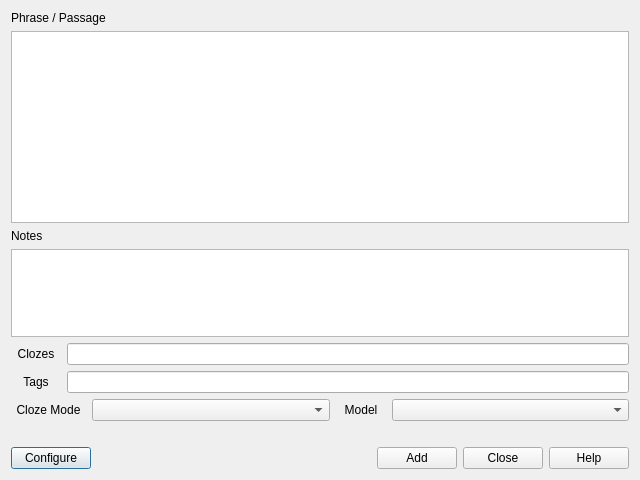
Before: the Qt Designer form mcd/dlgAddMcds.ui in tarix/mcdsupport, drawn with Qt 5.
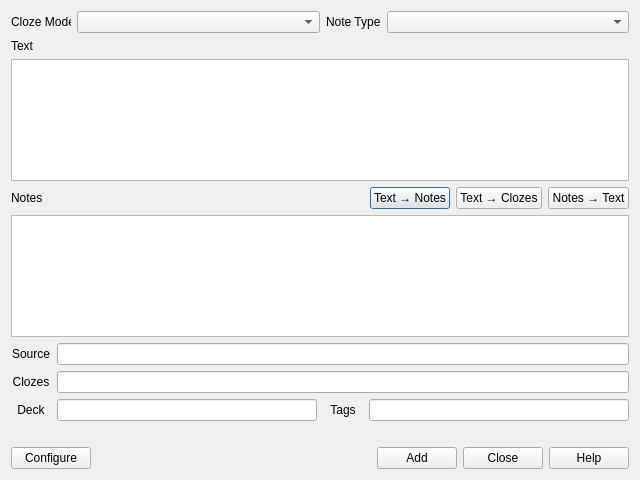
After: the same form once the commit is applied. Custom widgets are drawn as their Qt base class.

Commit message: adjusted add mcds dialog to more closely match the Anki 2 dialog

What changed in the file:
```diff
--- a/mcd/dlgAddMcds.ui
+++ b/mcd/dlgAddMcds.ui
@@ -16,147 +16,31 @@
   </property>
   <layout class="QVBoxLayout" name="verticalLayout_3">
    <item>
-    <layout class="QVBoxLayout" name="verticalLayout" stretch="0,0,0,1,0,0">
+    <layout class="QVBoxLayout" name="layMain" stretch="0,0,0,0,0,0,0">
      <property name="sizeConstraint">
       <enum>QLayout::SetMinAndMaxSize</enum>
      </property>
      <item>
-      <layout class="QVBoxLayout" name="verticalLayout_2" stretch="0,0,0,4">
-       <item>
-        <widget class="QLabel" name="label">
-         <property name="text">
-          <string>Phrase / Passage</string>
-         </property>
-        </widget>
-       </item>
-       <item>
-        <widget class="QPlainTextEdit" name="selectionEdit">
-         <property name="font">
-          <font>
-           <family>Arial</family>
-           <pointsize>14</pointsize>
-          </font>
-         </property>
-         <property name="tabChangesFocus">
-          <bool>true</bool>
-         </property>
-        </widget>
-       </item>
-       <item>
-        <widget class="QLabel" name="label_2">
-         <property name="text">
-          <string>Notes</string>
-         </property>
-        </widget>
-       </item>
-       <item>
-        <widget class="QPlainTextEdit" name="notesEdit">
-         <property name="font">
-          <font>
-           <family>Arial</family>
-           <pointsize>14</pointsize>
-          </font>
-         </property>
-         <property name="tabChangesFocus">
-          <bool>true</bool>
-         </property>
-        </widget>
-       </item>
-      </layout>
-     </item>
-     <item>
-      <layout class="QHBoxLayout" name="horizontalLayout_3">
-       <item>
-        <widget class="QLabel" name="label_3">
-         <property name="sizePolicy">
-          <sizepolicy hsizetype="Minimum" vsizetype="Preferred">
-           <horstretch>0</horstretch>
-           <verstretch>0</verstretch>
-          </sizepolicy>
-         </property>
-         <property name="maximumSize">
-          <size>
-           <width>50</width>
-           <height>16777215</height>
-          </size>
-         </property>
-         <property name="text">
-          <string>Clozes</string>
-         </property>
-         <property name="alignment">
-          <set>Qt::AlignCenter</set>
-         </property>
-        </widget>
-       </item>
-       <item>
-        <widget class="QLineEdit" name="clozesEdit">
-         <property name="sizePolicy">
-          <sizepolicy hsizetype="Preferred" vsizetype="Fixed">
-           <horstretch>0</horstretch>
-           <verstretch>0</verstretch>
-          </sizepolicy>
-         </property>
-        </widget>
-       </item>
-      </layout>
-     </item>
-     <item>
-      <layout class="QHBoxLayout" name="horizontalLayout">
-       <item>
-        <widget class="QLabel" name="modellabel">
-         <property name="sizePolicy">
-          <sizepolicy hsizetype="Minimum" vsizetype="Preferred">
-           <horstretch>0</horstretch>
-           <verstretch>0</verstretch>
-          </sizepolicy>
-         </property>
-         <property name="maximumSize">
-          <size>
-           <width>50</width>
-           <height>16777215</height>
-          </size>
-         </property>
-         <property name="text">
-          <string>Tags</string>
-         </property>
-         <property name="alignment">
-          <set>Qt::AlignCenter</set>
-         </property>
-        </widget>
-       </item>
-       <item>
-        <widget class="TagEdit" name="tagslineedit">
-         <property name="sizePolicy">
-          <sizepolicy hsizetype="Preferred" vsizetype="Fixed">
-           <horstretch>0</horstretch>
-           <verstretch>0</verstretch>
-          </sizepolicy>
-         </property>
-        </widget>
-       </item>
-      </layout>
-     </item>
-     <item>
-      <layout class="QHBoxLayout" name="horizontalLayout_4">
+      <layout class="QHBoxLayout" name="layModeModel">
        <item>
         <widget class="QLabel" name="lblMode">
          <property name="sizePolicy">
-          <sizepolicy hsizetype="Minimum" vsizetype="Preferred">
+          <sizepolicy hsizetype="Minimum" vsizetype="Minimum">
            <horstretch>0</horstretch>
            <verstretch>0</verstretch>
           </sizepolicy>
          </property>
          <property name="maximumSize">
           <size>
-           <width>75</width>
+           <width>60</width>
            <height>16777215</height>
           </size>
          </property>
          <property name="text">
-          <string>Cloze Mode</string>
+          <string>Cloze Mode:</string>
          </property>
          <property name="alignment">
-          <set>Qt::AlignCenter</set>
+          <set>Qt::AlignLeading|Qt::AlignLeft|Qt::AlignVCenter</set>
          </property>
         </widget>
        </item>
@@ -173,27 +57,261 @@
          </property>
          <property name="maximumSize">
           <size>
-           <width>50</width>
+           <width>55</width>
            <height>16777215</height>
           </size>
          </property>
          <property name="text">
-          <string>Model</string>
+          <string>Note Type:</string>
          </property>
          <property name="alignment">
+          <set>Qt::AlignLeading|Qt::AlignLeft|Qt::AlignVCenter</set>
+         </property>
+        </widget>
+       </item>
+       <item>
+        <widget class="QComboBox" name="cmdModel"/>
+       </item>
+      </layout>
+     </item>
+     <item>
+      <layout class="QVBoxLayout" name="layNotesText">
+       <item>
+        <widget class="QLabel" name="lblText">
+         <property name="text">
+          <string>Text</string>
+         </property>
+        </widget>
+       </item>
+       <item>
+        <widget class="QPlainTextEdit" name="pteText">
+         <property name="font">
+          <font>
+           <family>Arial</family>
+           <pointsize>14</pointsize>
+          </font>
+         </property>
+         <property name="tabChangesFocus">
+          <bool>true</bool>
+         </property>
+        </widget>
+       </item>
+       <item>
+        <layout class="QHBoxLayout" name="layNotesLabel">
+         <item>
+          <widget class="QLabel" name="lblNotes">
+           <property name="text">
+            <string>Notes</string>
+           </property>
+          </widget>
+         </item>
+         <item>
+          <spacer name="horizontalSpacer_2">
+           <property name="orientation">
+            <enum>Qt::Horizontal</enum>
+           </property>
+           <property name="sizeHint" stdset="0">
+            <size>
+             <width>40</width>
+             <height>20</height>
+            </size>
+           </property>
+          </spacer>
+         </item>
+         <item>
+          <widget class="QPushButton" name="pbtCopyText">
+           <property name="text">
+            <string>Text → Notes</string>
+           </property>
+          </widget>
+         </item>
+         <item>
+          <widget class="QPushButton" name="pushButton">
+           <property name="text">
+            <string>Text → Clozes</string>
+           </property>
+          </widget>
+         </item>
+         <item>
+          <widget class="QPushButton" name="pushButton_2">
+           <property name="text">
+            <string>Notes → Text</string>
+           </property>
+          </widget>
+         </item>
+        </layout>
+       </item>
+       <item>
+        <widget class="QPlainTextEdit" name="pteNotes">
+         <property name="font">
+          <font>
+           <family>Arial</family>
+           <pointsize>14</pointsize>
+          </font>
+         </property>
+         <property name="tabChangesFocus">
+          <bool>true</bool>
+         </property>
+        </widget>
+       </item>
+      </layout>
+     </item>
+     <item>
+      <layout class="QHBoxLayout" name="laySource">
+       <item>
+        <widget class="QLabel" name="lblSource">
+         <property name="sizePolicy">
+          <sizepolicy hsizetype="Minimum" vsizetype="Preferred">
+           <horstretch>0</horstretch>
+           <verstretch>0</verstretch>
+          </sizepolicy>
+         </property>
+         <property name="maximumSize">
+          <size>
+           <width>40</width>
+           <height>16777215</height>
+          </size>
+         </property>
+         <property name="text">
+          <string>Source</string>
+         </property>
+         <property name="alignment">
           <set>Qt::AlignCenter</set>
          </property>
         </widget>
        </item>
        <item>
-        <widget class="QComboBox" name="modelcombobox"/>
+        <widget class="QLineEdit" name="leSource">
+         <property name="sizePolicy">
+          <sizepolicy hsizetype="Preferred" vsizetype="Fixed">
+           <horstretch>0</horstretch>
+           <verstretch>0</verstretch>
+          </sizepolicy>
+         </property>
+        </widget>
        </item>
       </layout>
      </item>
      <item>
       <layout class="QHBoxLayout" name="horizontalLayout_5">
        <item>
-        <widget class="QLabel" name="statusLabel">
+        <widget class="QLabel" name="lblClozes">
+         <property name="sizePolicy">
+          <sizepolicy hsizetype="Minimum" vsizetype="Preferred">
+           <horstretch>0</horstretch>
+           <verstretch>0</verstretch>
+          </sizepolicy>
+         </property>
+         <property name="maximumSize">
+          <size>
+           <width>40</width>
+           <height>16777215</height>
+          </size>
+         </property>
+         <property name="text">
+          <string>Clozes</string>
+         </property>
+         <property name="alignment">
+          <set>Qt::AlignCenter</set>
+         </property>
+        </widget>
+       </item>
+       <item>
+        <widget class="QLineEdit" name="lneClozes">
+         <property name="sizePolicy">
+          <sizepolicy hsizetype="Preferred" vsizetype="Fixed">
+           <horstretch>0</horstretch>
+           <verstretch>0</verstretch>
+          </sizepolicy>
+         </property>
+        </widget>
+       </item>
+      </layout>
+     </item>
+     <item>
+      <layout class="QHBoxLayout" name="layTags">
+       <item>
+        <widget class="QLabel" name="lblDeck">
+         <property name="sizePolicy">
+          <sizepolicy hsizetype="Minimum" vsizetype="Preferred">
+           <horstretch>0</horstretch>
+           <verstretch>0</verstretch>
+          </sizepolicy>
+         </property>
+         <property name="minimumSize">
+          <size>
+           <width>0</width>
+           <height>0</height>
+          </size>
+         </property>
+         <property name="maximumSize">
+          <size>
+           <width>40</width>
+           <height>16777215</height>
+          </size>
+         </property>
+         <property name="text">
+          <string>Deck</string>
+         </property>
+         <property name="alignment">
+          <set>Qt::AlignCenter</set>
+         </property>
+        </widget>
+       </item>
+       <item>
+        <widget class="QLineEdit" name="lineEdit">
+         <property name="sizePolicy">
+          <sizepolicy hsizetype="Preferred" vsizetype="Fixed">
+           <horstretch>0</horstretch>
+           <verstretch>0</verstretch>
+          </sizepolicy>
+         </property>
+        </widget>
+       </item>
+       <item>
+        <widget class="QLabel" name="lblTags">
+         <property name="sizePolicy">
+          <sizepolicy hsizetype="Minimum" vsizetype="Preferred">
+           <horstretch>0</horstretch>
+           <verstretch>0</verstretch>
+          </sizepolicy>
+         </property>
+         <property name="minimumSize">
+          <size>
+           <width>0</width>
+           <height>0</height>
+          </size>
+         </property>
+         <property name="maximumSize">
+          <size>
+           <width>40</width>
+           <height>16777215</height>
+          </size>
+         </property>
+         <property name="text">
+          <string>Tags</string>
+         </property>
+         <property name="alignment">
+          <set>Qt::AlignCenter</set>
+         </property>
+        </widget>
+       </item>
+       <item>
+        <widget class="TagEdit" name="ateTags">
+         <property name="sizePolicy">
+          <sizepolicy hsizetype="Preferred" vsizetype="Fixed">
+           <horstretch>0</horstretch>
+           <verstretch>0</verstretch>
+          </sizepolicy>
+         </property>
+        </widget>
+       </item>
+      </layout>
+     </item>
+     <item>
+      <layout class="QHBoxLayout" name="layStatus">
+       <item>
+        <widget class="QLabel" name="lblStatus">
          <property name="text">
           <string/>
          </property>
```
Left out of the diff: 21 changed lines with no effect on the pictures.
